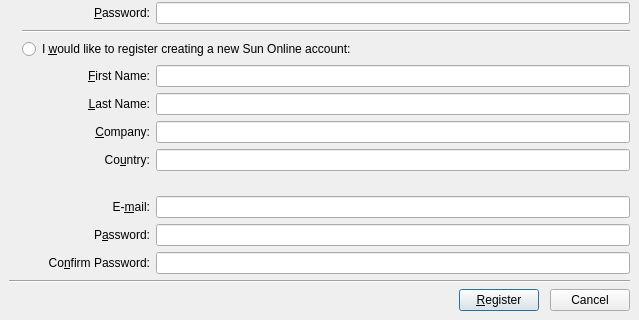
Qt form vbox/src/VBox/Frontends/VirtualBox/ui/VBoxRegistrationDlg.ui (jljuxgm/vboxgit) before a commit; both pictures show x 0 to 639 and y 206 to 526 of the 639 by 526 pixel window.
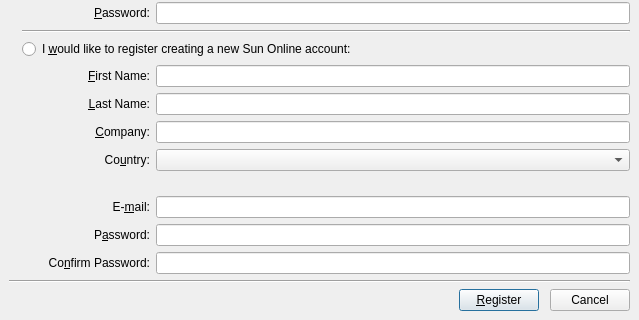
The same form after that commit. Icons and pictures are not drawn. Custom widgets are drawn as their Qt base class.

Commit message:
commit_20619 ------------------------------------------------------------------------ r20619 | vboxsync | 2009-06-16 18:26:16 +0800 (Tue, 16 Jun 2009) | 1 line
FE/Qt4: 3837: New registration method - Replacing countries text-field with combo-box.
------------------------------------------------------------------------

Diff of the .ui file:
```diff
--- a/vbox/src/VBox/Frontends/VirtualBox/ui/VBoxRegistrationDlg.ui
+++ b/vbox/src/VBox/Frontends/VirtualBox/ui/VBoxRegistrationDlg.ui
@@ -287,12 +287,12 @@
           <set>Qt::AlignRight|Qt::AlignTrailing|Qt::AlignVCenter</set>
          </property>
          <property name="buddy" >
-          <cstring>mLeNewCountry</cstring>
+          <cstring>mCbNewCountry</cstring>
          </property>
         </widget>
        </item>
        <item row="12" column="3" >
-        <widget class="QLineEdit" name="mLeNewCountry" >
+        <widget class="QComboBox" name="mCbNewCountry" >
          <property name="whatsThis" >
           <string>Enter your full name using Latin characters.</string>
          </property>
```
The commit also changes 2 other files.
